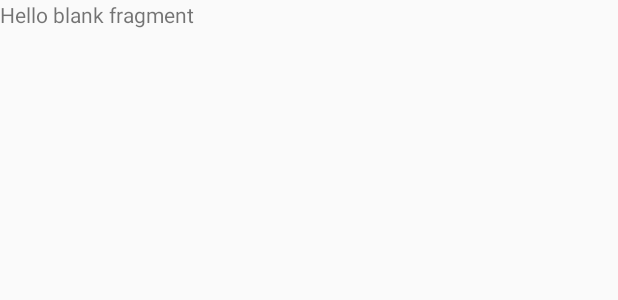
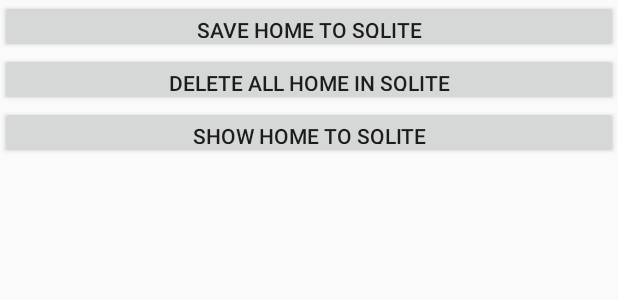
Before and after one commit to tuankhanh45/melodytest, an Android app: the layout fragment_open_homes.xml on its own in the app's theme, with its tools: preview values and no code run, on a phone screen of 412 x 824 dp. Shown: the top 300 px of the screen. Run offline under Robolectric (Android 15) with nearby library versions, the phone set to English and light mode, and no system bars.

Commit message:
add sqlite

```diff
--- a/app/src/main/java/com/example/khanh/melody/HomesFragment.java
+++ b/app/src/main/java/com/example/khanh/melody/HomesFragment.java
@@ -8,6 +8,7 @@ import android.util.Log;
 import android.view.LayoutInflater;
 import android.view.View;
 import android.view.ViewGroup;
+import android.widget.Button;
 import android.widget.ListView;
 import android.widget.Toast;
 
@@ -23,6 +24,7 @@ import static com.example.khanh.melody.Link.PORT;
 public class HomesFragment extends Fragment {
 
     ListView lvHomeSave;
+
     HomeAdapter homeAdapter;
     ArrayList<Home> homeArrayList;
 
@@ -35,9 +37,11 @@ public class HomesFragment extends Fragment {
                              Bundle savedInstanceState) {
         View view = inflater.inflate(R.layout.fragment_homes, container, false);
         lvHomeSave = (ListView) view.findViewById(R.id.lv_homes_saved);
+
         homeArrayList = new ArrayList<>();
         //creat arrlist home
         new GetList().execute(PORT + "/api/estate/user-history/20/1", "GET", "");
+
         return view;
     }
 
--- a/app/src/main/res/layout/fragment_homes.xml
+++ b/app/src/main/res/layout/fragment_homes.xml
@@ -6,9 +6,9 @@
     tools:context=".HomesFragment"
     android:orientation="vertical">
     <ListView
+        android:layout_weight="8"
         android:id="@+id/lv_homes_saved"
         android:layout_width="match_parent"
         android:layout_height="match_parent">
     </ListView>
-
 </LinearLayout>
--- a/app/src/main/res/layout/fragment_open_homes.xml
+++ b/app/src/main/res/layout/fragment_open_homes.xml
@@ -1,12 +1,33 @@
 <?xml version="1.0" encoding="utf-8"?>
-<FrameLayout xmlns:android="http://schemas.android.com/apk/res/android"
+<LinearLayout xmlns:android="http://schemas.android.com/apk/res/android"
     xmlns:tools="http://schemas.android.com/tools"
     android:layout_width="match_parent"
     android:layout_height="match_parent"
-    tools:context=".HomesFragment">
-    <TextView
+    tools:context=".HomesFragment"
+    android:orientation="vertical">
+    <Button
+        android:id="@+id/btn_save_sqlite"
         android:layout_width="match_parent"
-        android:layout_height="match_parent"
-        android:text="@string/hello_blank_fragment" />
+        android:layout_height="wrap_content"
+        android:layout_weight="1"
+        android:text="save home to sqlite"/>
+    <Button
+        android:id="@+id/btn_delete_sqlite"
+        android:layout_width="match_parent"
+        android:layout_height="wrap_content"
+        android:layout_weight="1"
+        android:text="delete all home in sqlite"/>
+    <Button
+        android:id="@+id/btn_show_sqlite"
+        android:layout_width="match_parent"
+        android:layout_height="wrap_content"
+        android:layout_weight="1"
+        android:text="show home to sqlite"/>
+    <ListView
+        android:layout_weight="8"
+        android:id="@+id/lv_homes_saved"
+        android:layout_width="match_parent"
+        android:layout_height="match_parent">
+    </ListView>
 
-</FrameLayout>
+</LinearLayout>
```
Also changed, not shown: app/src/main/java/com/example/khanh/melody/Home.java (+25 -0 lines), app/src/main/java/com/example/khanh/melody/HomeAdapter.java (+7 -2 lines), app/src/main/java/com/example/khanh/melody/HomeDatabaseHelper.java (added, +191 -0 lines), app/src/main/java/com/example/khanh/melody/OpenHomesFragment.java (+116 -1 lines).
